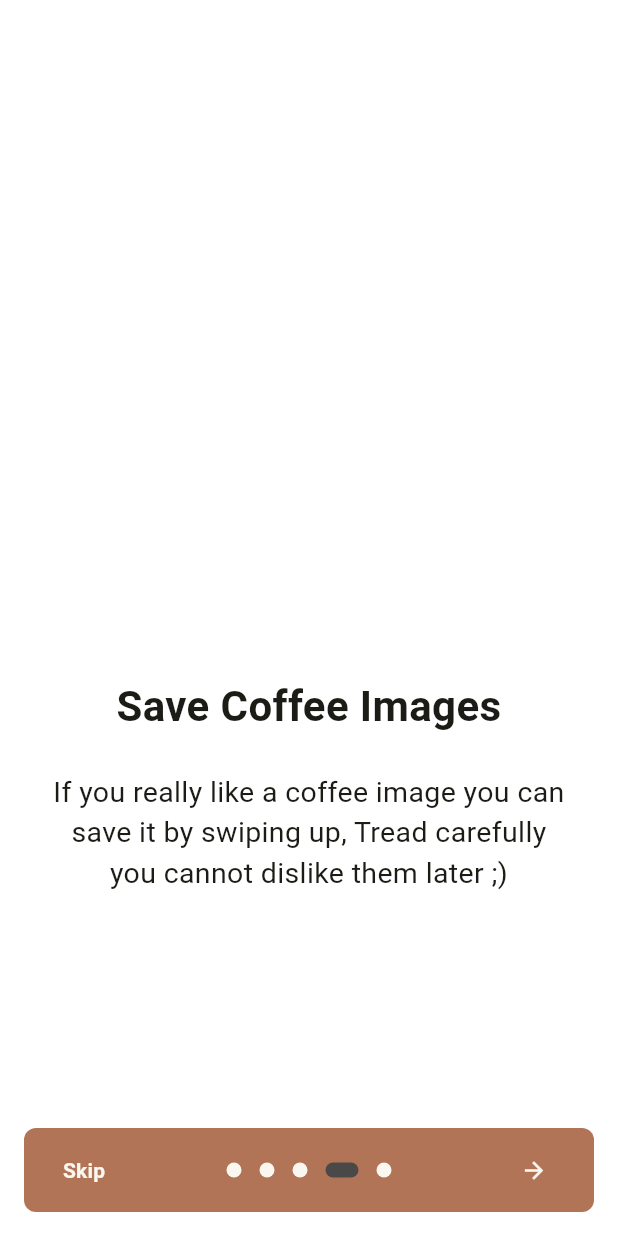
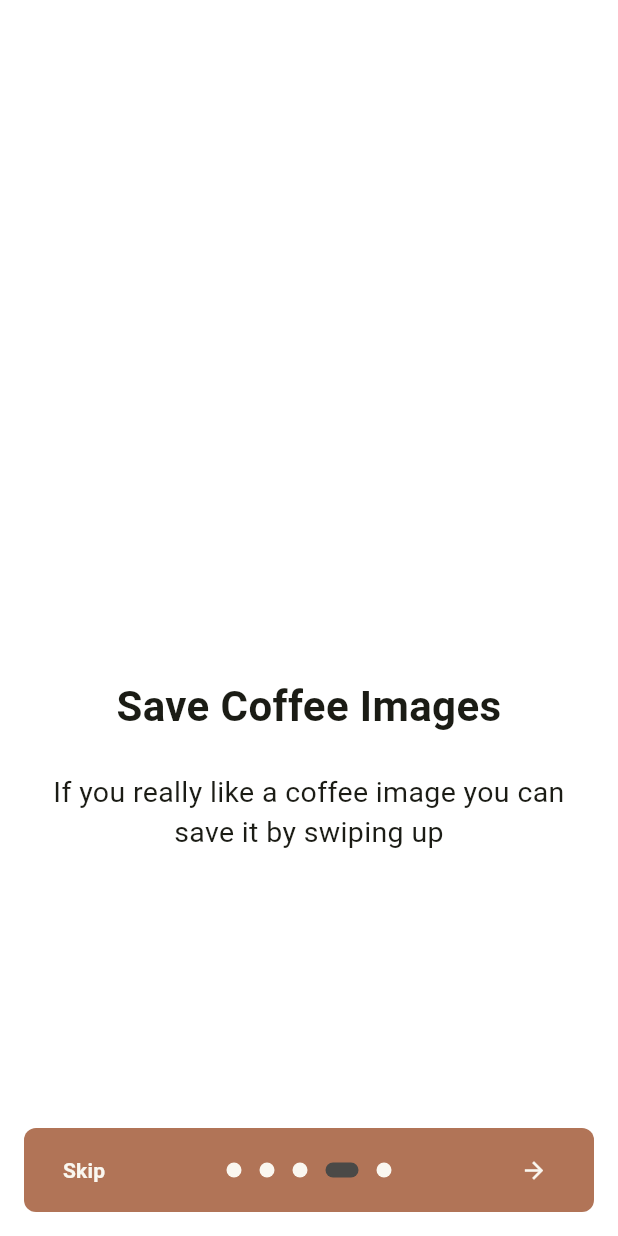
Before and after one commit to taaha161/flutter_coffee_app, a Flutter app: the screen it shows after launch, swiped to page 4, on a phone screen of 412 x 824 dp. Run offline on Flutter 3.47's test engine with Material 3 defaults, Android fonts, the phone set to English and light mode, and no system bars; drawn by our look-alikes of introduction_screen; our stand-ins replace animated_notch_bottom_bar, appinio_swiper, bloc, dio, equatable, flutter_bloc and 3 more.

Commit message:
dislike feature

```diff
--- a/lib/bloc/image_carousel_bloc/bloc/image_carousel_event.dart
+++ b/lib/bloc/image_carousel_bloc/bloc/image_carousel_event.dart
@@ -21,3 +21,12 @@ class ImageLikeEvent extends ImageCarouselEvent {
   @override
   List<Object> get props => [imageUrl];
 }
+
+class ImageDisLikeEvent extends ImageCarouselEvent {
+  final String
+      imageUrl; // We need the image url to uniquely identify each image's path
+  const ImageDisLikeEvent({required this.imageUrl});
+
+  @override
+  List<Object> get props => [imageUrl];
+}
--- a/lib/ui/onboarding_screen.dart
+++ b/lib/ui/onboarding_screen.dart
@@ -75,7 +75,7 @@ class _OnboardingScreenState extends State<OnboardingScreen> {
           title: "Save Coffee Images",
           image: Image.asset("assets/swipe_up.png"),
           body:
-              "If you really like a coffee image you can save it by swiping up, Tread carefully you cannot dislike them later ;)",
+              "If you really like a coffee image you can save it by swiping up",
           decoration: pageDecoration.copyWith(
             contentMargin: const EdgeInsets.symmetric(horizontal: 16),
             fullScreen: true,
@@ -88,7 +88,7 @@ class _OnboardingScreenState extends State<OnboardingScreen> {
           title: "Save Coffee Images",
           image: Image.asset("assets/swipe_down.png"),
           body:
-              "If you really like a coffee image you can save it by swiping down, Tread carefully you cannot dislike them later ;)",
+              "If you really like a coffee image you can save it by swiping down.",
           decoration: pageDecoration.copyWith(
             contentMargin: const EdgeInsets.symmetric(horizontal: 16),
             fullScreen: true,
```
Also changed, not shown: lib/bloc/image_carousel_bloc/bloc/image_carousel_bloc.dart (+14 -0 lines), lib/repository/image_repo.dart (+12 -0 lines), lib/ui/favorite_screen.dart (+18 -2 lines).
